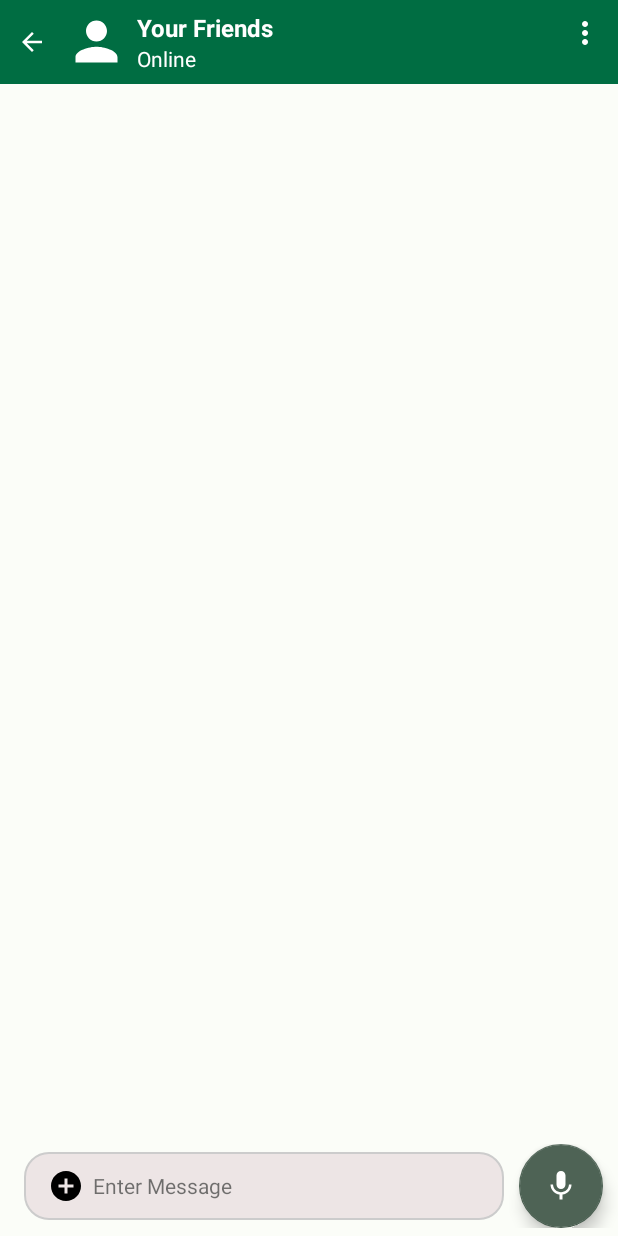
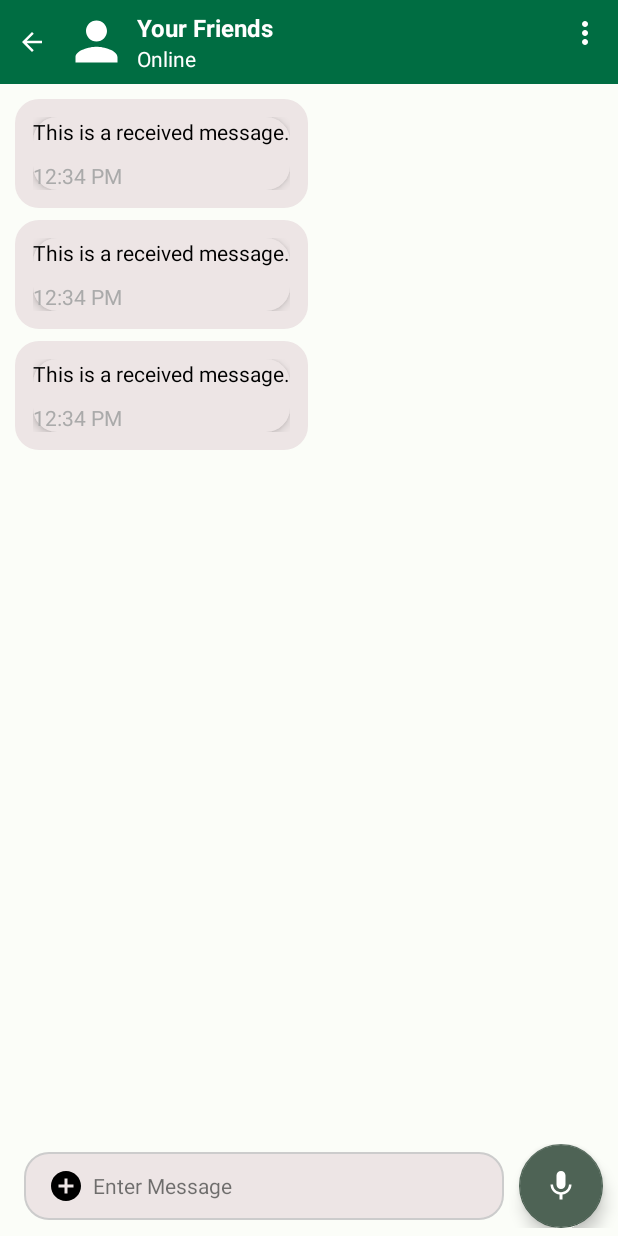
Before and after one commit to Modul-Chat/Front-End-Android, an Android app: the layout activity_chat.xml on its own in the app's theme, with its tools: preview values and no code run, on a phone screen of 412 x 824 dp. Run offline under Robolectric (Android 15) with nearby library versions, the phone set to English and light mode, and no system bars.

Commit message:
fix: minor changes

```diff
--- /dev/null
+++ b/app/src/main/java/com/sukase/sukame/ui/base/NavigationUtils.kt
@@ -0,0 +1,6 @@
+package com.sukase.sukame.ui.base
+
+
+object NavigationUtils {
+    const val EXTRA_CHAT = "com.sukase.sukame.ui.chat.ChatActivity"
+}
--- a/app/src/main/java/com/sukase/sukame/ui/chat/ChatActivity.kt
+++ b/app/src/main/java/com/sukase/sukame/ui/chat/ChatActivity.kt
@@ -3,10 +3,13 @@ package com.sukase.sukame.ui.chat
 import androidx.appcompat.app.AppCompatActivity
 import android.os.Bundle
 import com.sukase.sukame.R
+import com.sukase.sukame.databinding.ActivityChatBinding
 
 class ChatActivity : AppCompatActivity() {
+    private lateinit var binding: ActivityChatBinding
     override fun onCreate(savedInstanceState: Bundle?) {
         super.onCreate(savedInstanceState)
-        setContentView(R.layout.activity_chat)
+        binding = ActivityChatBinding.inflate(layoutInflater)
+        setContentView(binding.root)
     }
 }
--- a/app/src/main/java/com/sukase/sukame/ui/conversation/ConversationViewModel.kt
+++ b/app/src/main/java/com/sukase/sukame/ui/conversation/ConversationViewModel.kt
@@ -18,6 +18,7 @@ class ConversationViewModel @Inject constructor(private val conversationUseCase:
     BaseViewModel() {
     private var _data = MutableLiveData<List<ConversationModel?>>()
     val data = _data
+
     fun getConversationList(token: String) {
         conversationUseCase.getAllConversationList(token).onEach {
             when (it) {
--- a/app/src/main/res/layout/activity_chat.xml
+++ b/app/src/main/res/layout/activity_chat.xml
@@ -1,6 +1,7 @@
 <?xml version="1.0" encoding="utf-8"?>
 <RelativeLayout xmlns:android="http://schemas.android.com/apk/res/android"
     xmlns:app="http://schemas.android.com/apk/res-auto"
+    xmlns:tools="http://schemas.android.com/tools"
     android:layout_width="match_parent"
     android:layout_height="match_parent"
     android:background="?android:attr/windowBackground">
@@ -96,7 +97,8 @@
         android:layout_marginStart="@dimen/elevation_10"
         android:layout_marginTop="@dimen/elevation_10"
         android:layout_marginEnd="@dimen/elevation_10"
-        android:layout_marginBottom="@dimen/elevation_10" />
+        android:layout_marginBottom="@dimen/elevation_10"
+        tools:listitem="@layout/item_chat" />
 
     <!-- Bottom layout containing input field and FAB -->
     <RelativeLayout
--- a/app/src/main/res/layout/activity_conversation.xml
+++ b/app/src/main/res/layout/activity_conversation.xml
@@ -15,6 +15,7 @@
         app:layout_constraintBottom_toBottomOf="parent"
         app:layout_constraintEnd_toEndOf="parent"
         app:layout_constraintStart_toStartOf="parent"
-        app:layout_constraintTop_toTopOf="parent" />
+        app:layout_constraintTop_toTopOf="parent"
+        tools:listitem="@layout/item_conversation" />
 
 </androidx.constraintlayout.widget.ConstraintLayout>
--- /dev/null
+++ b/app/src/main/res/layout/item_chat.xml
@@ -0,0 +1,15 @@
+<?xml version="1.0" encoding="utf-8"?>
+<RelativeLayout xmlns:android="http://schemas.android.com/apk/res/android"
+    android:layout_width="wrap_content"
+    android:layout_height="wrap_content"
+    android:layout_marginBottom="8dp"
+    android:background="@drawable/receiver_bubble_background"
+    android:padding="12dp">
+
+    <include
+        android:id="@+id/chat_layout"
+        layout="@layout/receiver_bubble"
+        android:layout_width="wrap_content"
+        android:layout_height="wrap_content" />
+
+</RelativeLayout>
--- a/app/src/main/res/layout/item_conversation.xml
+++ b/app/src/main/res/layout/item_conversation.xml
@@ -4,7 +4,6 @@
     android:layout_width="match_parent"
     android:layout_height="wrap_content"
     android:padding="@dimen/elevation_10"
-    android:id="@+id/container"
     style="@style/Widget.MaterialComponents.CardView">
 
     <!-- Foto Profil -->
--- a/app/src/main/res/layout/receiver_bubble.xml
+++ b/app/src/main/res/layout/receiver_bubble.xml
@@ -6,7 +6,6 @@
     android:layout_gravity="start"
     android:background="@drawable/receiver_bubble_background"
     android:elevation="@dimen/elevation_4"
-    android:padding="@dimen/elevation_12"
     android:orientation="vertical">
 
     <TextView
@@ -20,7 +19,7 @@
         android:id="@+id/chatTimestamp"
         android:layout_width="wrap_content"
         android:layout_height="wrap_content"
-        android:layout_marginTop="@dimen/elevation_6"
+        android:layout_marginTop="10dp"
         android:textColor="@android:color/darker_gray"
         android:text="@string/times1" />
 </LinearLayout>
--- a/app/src/main/res/layout/sender_bubble.xml
+++ b/app/src/main/res/layout/sender_bubble.xml
@@ -13,7 +13,7 @@
         android:id="@+id/senderMessageText"
         android:layout_width="wrap_content"
         android:layout_height="wrap_content"
-        android:textColor="@android:color/white"
+        android:textColor="?attr/colorOnBackground"
         android:text="@string/sent_message" />
 
     <TextView
```
Also changed, not shown: app/src/main/java/com/sukase/sukame/ui/chat/ChatAdapter.kt (added, +55 -0 lines), app/src/main/java/com/sukase/sukame/ui/chat/ChatViewModel.kt (added, +9 -0 lines), app/src/main/java/com/sukase/sukame/ui/conversation/ConversationActivity.kt (+6 -3 lines), app/src/main/java/com/sukase/sukame/ui/conversation/ConversationAdapter.kt (+11 -4 lines), app/src/main/res/layout/item_layout.xml (deleted, +0 -18 lines).
